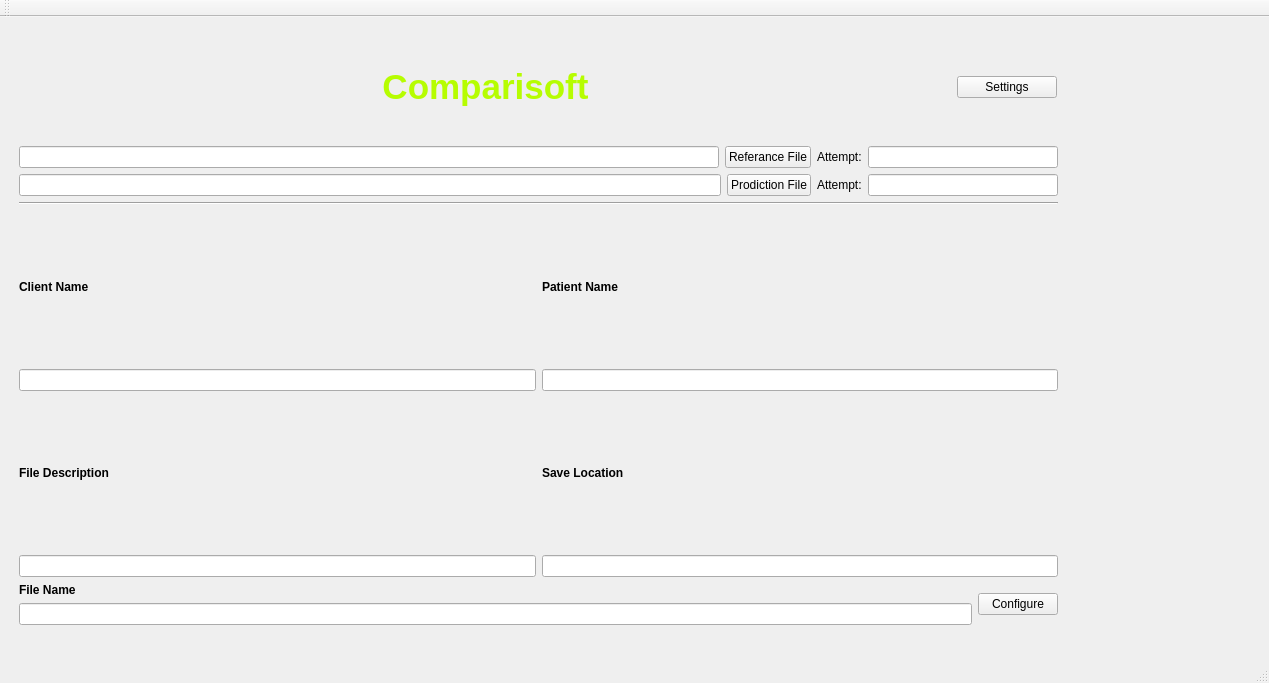
Old version of the form Comparisoft/QT/Comparisoft/mainwindow.ui in the repository zifangah/Capstone3DModelling.
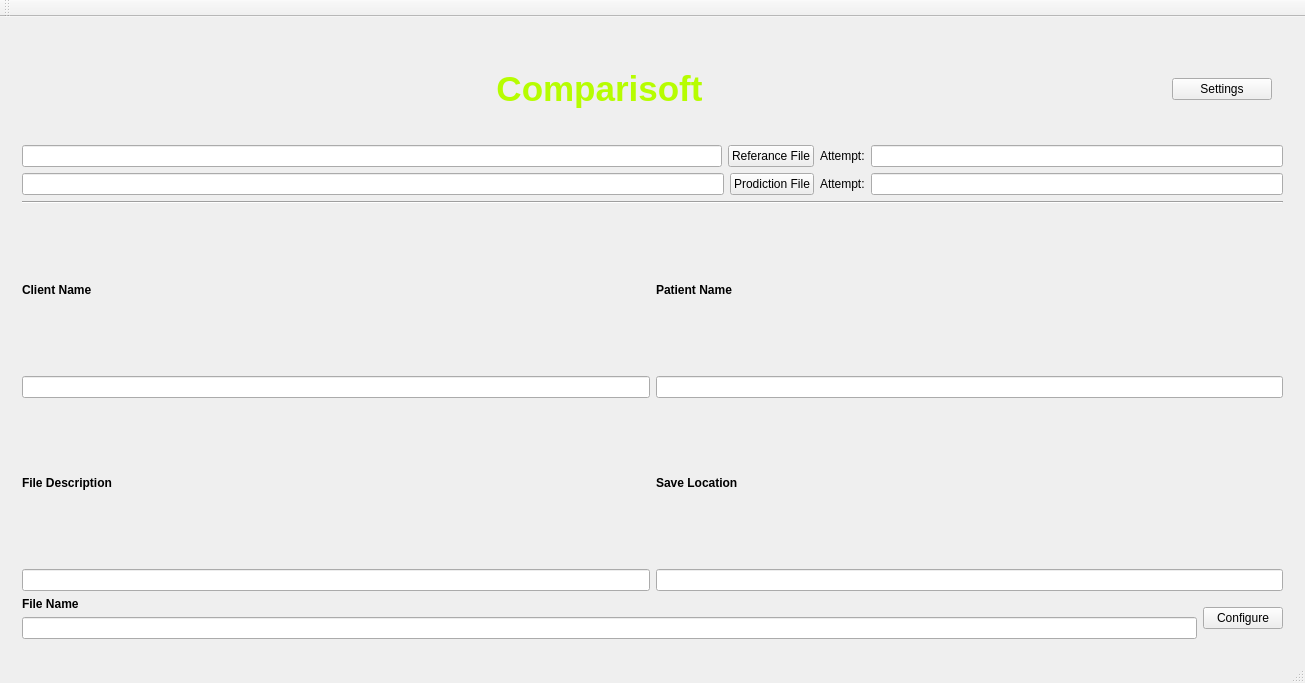
New version of the form.

The edit to the form file:
```diff
--- a/Comparisoft/QT/Comparisoft/mainwindow.ui
+++ b/Comparisoft/QT/Comparisoft/mainwindow.ui
@@ -6,7 +6,7 @@
    <rect>
     <x>0</x>
     <y>0</y>
-    <width>1269</width>
+    <width>1305</width>
     <height>683</height>
    </rect>
   </property>
@@ -14,28 +14,75 @@
    <string>MainWindow</string>
   </property>
   <widget class="QWidget" name="centralWidget">
+   <property name="sizePolicy">
+    <sizepolicy hsizetype="Preferred" vsizetype="Preferred">
+     <horstretch>0</horstretch>
+     <verstretch>0</verstretch>
+    </sizepolicy>
+   </property>
+   <layout class="QVBoxLayout" name="verticalLayout_12">
+    <item>
    <widget class="QStackedWidget" name="View_Holder">
-    <property name="geometry">
-     <rect>
-      <x>-1</x>
-      <y>-1</y>
-      <width>1071</width>
-      <height>631</height>
-     </rect>
-    </property>
     <property name="currentIndex">
      <number>0</number>
     </property>
     <widget class="QWidget" name="Main_Page">
-     <widget class="QWidget" name="verticalLayoutWidget_2">
-      <property name="geometry">
-       <rect>
-        <x>9</x>
-        <y>119</y>
-        <width>1061</width>
-        <height>501</height>
-       </rect>
-      </property>
+       <property name="enabled">
+        <bool>true</bool>
+       </property>
+       <layout class="QVBoxLayout" name="verticalLayout_13">
+        <item>
+         <widget class="QWidget" name="widget" native="true">
+          <property name="maximumSize">
+           <size>
+            <width>16777215</width>
+            <height>100</height>
+           </size>
+          </property>
+          <layout class="QVBoxLayout" name="verticalLayout_14">
+           <item>
+            <layout class="QHBoxLayout" name="horizontalLayout_6">
+             <property name="sizeConstraint">
+              <enum>QLayout::SetMinimumSize</enum>
+             </property>
+             <item>
+              <widget class="QLabel" name="label">
+               <property name="maximumSize">
+                <size>
+                 <width>16777215</width>
+                 <height>50</height>
+                </size>
+               </property>
+               <property name="text">
+                <string>&lt;html&gt;&lt;head/&gt;&lt;body&gt;&lt;p&gt;&lt;span style=&quot; font-size:26pt; font-weight:600; color:#b6fd01;&quot;&gt;Comparisoft&lt;/span&gt;&lt;/p&gt;&lt;/body&gt;&lt;/html&gt;</string>
+               </property>
+               <property name="textFormat">
+                <enum>Qt::RichText</enum>
+               </property>
+               <property name="alignment">
+                <set>Qt::AlignCenter</set>
+               </property>
+              </widget>
+             </item>
+             <item>
+              <widget class="QPushButton" name="Settings_Button">
+               <property name="maximumSize">
+                <size>
+                 <width>100</width>
+                 <height>16777215</height>
+                </size>
+               </property>
+               <property name="text">
+                <string>Settings</string>
+               </property>
+              </widget>
+             </item>
+            </layout>
+           </item>
+          </layout>
+         </widget>
+        </item>
+        <item>
       <layout class="QVBoxLayout" name="verticalLayout_2">
        <item>
         <layout class="QVBoxLayout" name="verticalLayout_5">
@@ -227,54 +274,8 @@
         </layout>
        </item>
       </layout>
-     </widget>
-     <widget class="QWidget" name="horizontalLayoutWidget">
-      <property name="geometry">
-       <rect>
-        <x>10</x>
-        <y>40</y>
-        <width>1059</width>
-        <height>71</height>
-       </rect>
-      </property>
-      <layout class="QHBoxLayout" name="horizontalLayout_6">
-       <property name="sizeConstraint">
-        <enum>QLayout::SetMaximumSize</enum>
-       </property>
-       <item>
-        <widget class="QLabel" name="label">
-         <property name="maximumSize">
-          <size>
-           <width>16777215</width>
-           <height>50</height>
-          </size>
-         </property>
-         <property name="text">
-          <string>&lt;html&gt;&lt;head/&gt;&lt;body&gt;&lt;p&gt;&lt;span style=&quot; font-size:26pt; font-weight:600; color:#b6fd01;&quot;&gt;Comparisoft&lt;/span&gt;&lt;/p&gt;&lt;/body&gt;&lt;/html&gt;</string>
-         </property>
-         <property name="textFormat">
-          <enum>Qt::RichText</enum>
-         </property>
-         <property name="alignment">
-          <set>Qt::AlignCenter</set>
-         </property>
-        </widget>
-       </item>
-       <item>
-        <widget class="QPushButton" name="Settings_Button">
-         <property name="maximumSize">
-          <size>
-           <width>100</width>
-           <height>16777215</height>
-          </size>
-         </property>
-         <property name="text">
-          <string>Settings</string>
-         </property>
-        </widget>
-       </item>
-      </layout>
-     </widget>
+        </item>
+       </layout>
     </widget>
     <widget class="QWidget" name="Config_Page">
      <widget class="QPushButton" name="RunVTK">
@@ -292,6 +293,8 @@
      </widget>
     </widget>
    </widget>
+    </item>
+   </layout>
   </widget>
   <widget class="QMenuBar" name="menuBar">
    <property name="geometry">
```
Left out of the diff: 2 changed lines with no effect on the pictures. Lines whose indentation alone changed are shown as unchanged.
